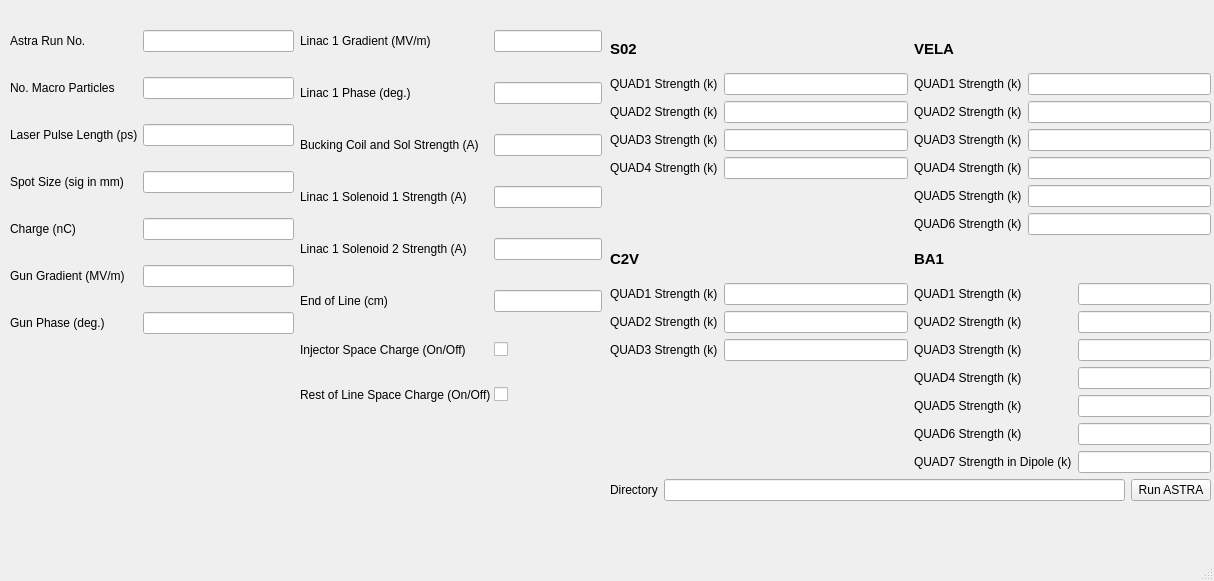
MattKing06/ASTRAComparisonRunner, file astra_comparison_gui.ui: the form before one commit.
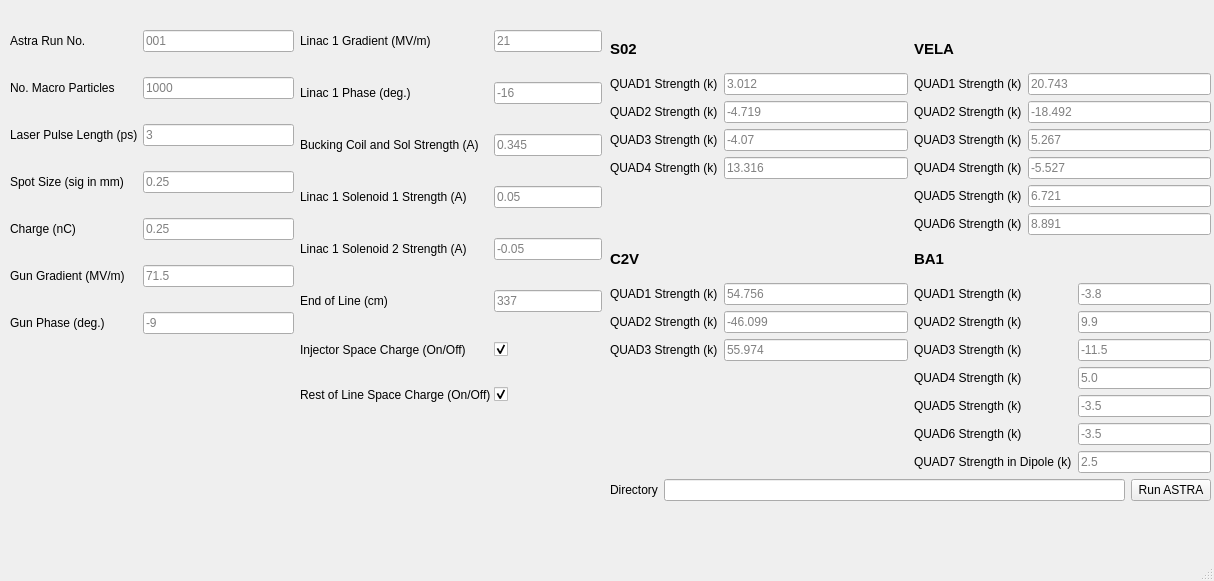
The form after the commit.

Commit message: added placeholder text for each line edit, the text displays the nominal values found inside the script

What changed in the file:
```diff
--- a/astra_comparison_gui.ui
+++ b/astra_comparison_gui.ui
@@ -47,6 +47,9 @@
          <property name="inputMethodHints">
           <set>Qt::ImhDigitsOnly</set>
          </property>
+         <property name="placeholderText">
+          <string>21</string>
+         </property>
         </widget>
        </item>
        <item row="1" column="0">
@@ -61,6 +64,9 @@
          <property name="inputMethodHints">
           <set>Qt::ImhDigitsOnly</set>
          </property>
+         <property name="placeholderText">
+          <string>-16</string>
+         </property>
         </widget>
        </item>
        <item row="2" column="0">
@@ -75,6 +81,9 @@
          <property name="inputMethodHints">
           <set>Qt::ImhDigitsOnly</set>
          </property>
+         <property name="placeholderText">
+          <string>0.345</string>
+         </property>
         </widget>
        </item>
        <item row="3" column="0">
@@ -89,6 +98,9 @@
          <property name="inputMethodHints">
           <set>Qt::ImhDigitsOnly</set>
          </property>
+         <property name="placeholderText">
+          <string>0.05</string>
+         </property>
         </widget>
        </item>
        <item row="4" column="0">
@@ -103,6 +115,9 @@
          <property name="inputMethodHints">
           <set>Qt::ImhDigitsOnly</set>
          </property>
+         <property name="placeholderText">
+          <string>-0.05</string>
+         </property>
         </widget>
        </item>
        <item row="5" column="0">
@@ -117,6 +132,9 @@
          <property name="inputMethodHints">
           <set>Qt::ImhDigitsOnly</set>
          </property>
+         <property name="placeholderText">
+          <string>337</string>
+         </property>
         </widget>
        </item>
        <item row="6" column="1">
@@ -124,6 +142,9 @@
          <property name="text">
           <string/>
          </property>
+         <property name="checked">
+          <bool>true</bool>
+         </property>
         </widget>
        </item>
        <item row="6" column="0">
@@ -145,6 +166,9 @@
          <property name="text">
           <string/>
          </property>
+         <property name="checked">
+          <bool>true</bool>
+         </property>
         </widget>
        </item>
       </layout>
@@ -175,6 +199,9 @@
          <property name="inputMethodHints">
           <set>Qt::ImhDigitsOnly</set>
          </property>
+         <property name="placeholderText">
+          <string>001</string>
+         </property>
         </widget>
        </item>
        <item row="1" column="0">
@@ -189,6 +216,9 @@
          <property name="inputMethodHints">
           <set>Qt::ImhDigitsOnly</set>
          </property>
+         <property name="placeholderText">
+          <string>1000</string>
+         </property>
         </widget>
        </item>
        <item row="2" column="0">
@@ -203,6 +233,9 @@
          <property name="inputMethodHints">
           <set>Qt::ImhDigitsOnly</set>
          </property>
+         <property name="placeholderText">
+          <string>3</string>
+         </property>
         </widget>
        </item>
        <item row="3" column="0">
@@ -217,6 +250,9 @@
          <property name="inputMethodHints">
           <set>Qt::ImhDigitsOnly</set>
          </property>
+         <property name="placeholderText">
+          <string>0.25</string>
+         </property>
         </widget>
        </item>
        <item row="4" column="0">
@@ -231,6 +267,9 @@
          <property name="inputMethodHints">
           <set>Qt::ImhDigitsOnly</set>
          </property>
+         <property name="placeholderText">
+          <string>0.25</string>
+         </property>
         </widget>
        </item>
        <item row="5" column="0">
@@ -245,6 +284,9 @@
          <property name="inputMethodHints">
           <set>Qt::ImhDigitsOnly</set>
          </property>
+         <property name="placeholderText">
+          <string>71.5</string>
+         </property>
         </widget>
        </item>
        <item row="6" column="0">
@@ -259,6 +301,9 @@
          <property name="inputMethodHints">
           <set>Qt::ImhDigitsOnly</set>
          </property>
+         <property name="placeholderText">
+          <string>-9</string>
+         </property>
         </widget>
        </item>
       </layout>
@@ -285,7 +330,11 @@
         </widget>
        </item>
        <item row="0" column="1">
-        <widget class="QLineEdit" name="ba1_quad1_strength_line_edit"/>
+        <widget class="QLineEdit" name="ba1_quad1_strength_line_edit">
+         <property name="placeholderText">
+          <string>-3.8</string>
+         </property>
+        </widget>
        </item>
        <item row="1" column="0">
         <widget class="QLabel" name="ba1_quad2_strength_label">
@@ -295,7 +344,11 @@
         </widget>
        </item>
        <item row="1" column="1">
-        <widget class="QLineEdit" name="ba1_quad2_strength_line_edit"/>
+        <widget class="QLineEdit" name="ba1_quad2_strength_line_edit">
+         <property name="placeholderText">
+          <string>9.9</string>
+         </property>
+        </widget>
        </item>
        <item row="2" column="0">
         <widget class="QLabel" name="ba1_quad3_strength_label">
@@ -305,7 +358,11 @@
         </widget>
        </item>
        <item row="2" column="1">
-        <widget class="QLineEdit" name="ba1_quad3_strength_line_edit"/>
+        <widget class="QLineEdit" name="ba1_quad3_strength_line_edit">
+         <property name="placeholderText">
+          <string>-11.5</string>
+         </property>
+        </widget>
        </item>
        <item row="3" column="0">
         <widget class="QLabel" name="ba1_quad4_strength_label">
@@ -315,7 +372,11 @@
         </widget>
        </item>
        <item row="3" column="1">
-        <widget class="QLineEdit" name="ba1_quad4_strength_line_edit"/>
+        <widget class="QLineEdit" name="ba1_quad4_strength_line_edit">
+         <property name="placeholderText">
+          <string>5.0</string>
+         </property>
+        </widget>
        </item>
        <item row="4" column="0">
         <widget class="QLabel" name="ba1_quad5_strength_label">
@@ -325,7 +386,11 @@
         </widget>
        </item>
        <item row="4" column="1">
-        <widget class="QLineEdit" name="ba1_quad5_strength_line_edit"/>
+        <widget class="QLineEdit" name="ba1_quad5_strength_line_edit">
+         <property name="placeholderText">
+          <string>-3.5</string>
+         </property>
+        </widget>
        </item>
        <item row="5" column="0">
         <widget class="QLabel" name="ba1_quad6_strength_label">
@@ -335,7 +400,11 @@
         </widget>
        </item>
        <item row="5" column="1">
-        <widget class="QLineEdit" name="ba1_quad6_strength_line_edit"/>
+        <widget class="QLineEdit" name="ba1_quad6_strength_line_edit">
+         <property name="placeholderText">
+          <string>-3.5</string>
+         </property>
+        </widget>
        </item>
        <item row="6" column="0">
         <widget class="QLabel" name="ba1_quad7_strength_label">
@@ -345,14 +414,22 @@
         </widget>
        </item>
        <item row="6" column="1">
-        <widget class="QLineEdit" name="ba1_quad7_strength_line_edit"/>
+        <widget class="QLineEdit" name="ba1_quad7_strength_line_edit">
+         <property name="placeholderText">
+          <string>2.5</string>
+         </property>
+        </widget>
        </item>
       </layout>
      </item>
      <item row="3" column="0">
       <layout class="QFormLayout" name="c2v_quads_layout">
        <item row="0" column="1">
-        <widget class="QLineEdit" name="c2v_quad1_strength_line_edit"/>
+        <widget class="QLineEdit" name="c2v_quad1_strength_line_edit">
+         <property name="placeholderText">
+          <string>54.756</string>
+         </property>
+        </widget>
        </item>
        <item row="1" column="0">
         <widget class="QLabel" name="c2v_quad2_strength_label">
@@ -362,7 +439,11 @@
         </widget>
        </item>
        <item row="1" column="1">
-        <widget class="QLineEdit" name="c2v_quad2_strength_line_edit"/>
+        <widget class="QLineEdit" name="c2v_quad2_strength_line_edit">
+         <property name="placeholderText">
+          <string>-46.099</string>
+         </property>
+        </widget>
        </item>
        <item row="2" column="0">
         <widget class="QLabel" name="c2v_quad3_strength_label">
@@ -372,7 +453,11 @@
         </widget>
        </item>
        <item row="2" column="1">
-        <widget class="QLineEdit" name="c2v_quad3_strength_line_edit"/>
+        <widget class="QLineEdit" name="c2v_quad3_strength_line_edit">
+         <property name="placeholderText">
+          <string>55.974</string>
+         </property>
+        </widget>
        </item>
        <item row="0" column="0">
         <widget class="QLabel" name="c2v_quad1_strength_label">
@@ -470,6 +555,9 @@
          <property name="inputMethodHints">
           <set>Qt::ImhDigitsOnly</set>
          </property>
+         <property name="placeholderText">
+          <string>3.012</string>
+         </property>
         </widget>
        </item>
        <item row="1" column="1">
@@ -477,6 +565,9 @@
          <property name="inputMethodHints">
           <set>Qt::ImhDigitsOnly</set>
          </property>
+         <property name="placeholderText">
+          <string>-4.719</string>
+         </property>
         </widget>
        </item>
        <item row="2" column="0">
@@ -491,6 +582,9 @@
          <property name="inputMethodHints">
           <set>Qt::ImhDigitsOnly</set>
          </property>
+         <property name="placeholderText">
+          <string>-4.07</string>
+         </property>
         </widget>
        </item>
        <item row="3" column="0">
@@ -505,6 +599,9 @@
          <property name="inputMethodHints">
           <set>Qt::ImhDigitsOnly</set>
          </property>
+         <property name="placeholderText">
+          <string>13.316</string>
+         </property>
         </widget>
        </item>
        <item row="1" column="0">
@@ -539,9 +636,6 @@
          </property>
         </widget>
        </item>
-       <item row="0" column="1">
-        <widget class="QLineEdit" name="lineEdit_6"/>
-       </item>
        <item row="1" column="0">
         <widget class="QLabel" name="vela_quad2_strength_label">
          <property name="text">
@@ -550,7 +644,11 @@
         </widget>
        </item>
        <item row="1" column="1">
-        <widget class="QLineEdit" name="lineEdit_13"/>
+        <widget class="QLineEdit" name="lineEdit_13">
+         <property name="placeholderText">
+          <string>-18.492</string>
+         </property>
+        </widget>
        </item>
        <item row="2" column="0">
         <widget class="QLabel" name="vela_quad3_strength_label">
@@ -560,7 +658,11 @@
         </widget>
        </item>
        <item row="2" column="1">
-        <widget class="QLineEdit" name="lineEdit_14"/>
+        <widget class="QLineEdit" name="lineEdit_14">
+         <property name="placeholderText">
+          <string>5.267</string>
+         </property>
+        </widget>
        </item>
        <item row="3" column="0">
         <widget class="QLabel" name="vela_quad4_strength_label">
@@ -570,7 +672,11 @@
         </widget>
        </item>
        <item row="3" column="1">
-        <widget class="QLineEdit" name="lineEdit_15"/>
+        <widget class="QLineEdit" name="lineEdit_15">
+         <property name="placeholderText">
+          <string>-5.527</string>
+         </property>
+        </widget>
        </item>
        <item row="4" column="0">
         <widget class="QLabel" name="vela_quad5_strength_label">
@@ -580,7 +686,11 @@
         </widget>
        </item>
        <item row="4" column="1">
-        <widget class="QLineEdit" name="lineEdit_16"/>
+        <widget class="QLineEdit" name="lineEdit_16">
+         <property name="placeholderText">
+          <string>6.721</string>
+         </property>
+        </widget>
        </item>
        <item row="5" column="0">
         <widget class="QLabel" name="vela_quad6_strength_label">
@@ -590,7 +700,18 @@
         </widget>
        </item>
        <item row="5" column="1">
-        <widget class="QLineEdit" name="lineEdit_17"/>
+        <widget class="QLineEdit" name="lineEdit_17">
+         <property name="placeholderText">
+          <string>8.891</string>
+         </property>
+        </widget>
+       </item>
+       <item row="0" column="1">
+        <widget class="QLineEdit" name="lineEdit_6">
+         <property name="placeholderText">
+          <string>20.743</string>
+         </property>
+        </widget>
        </item>
       </layout>
      </item>
```
